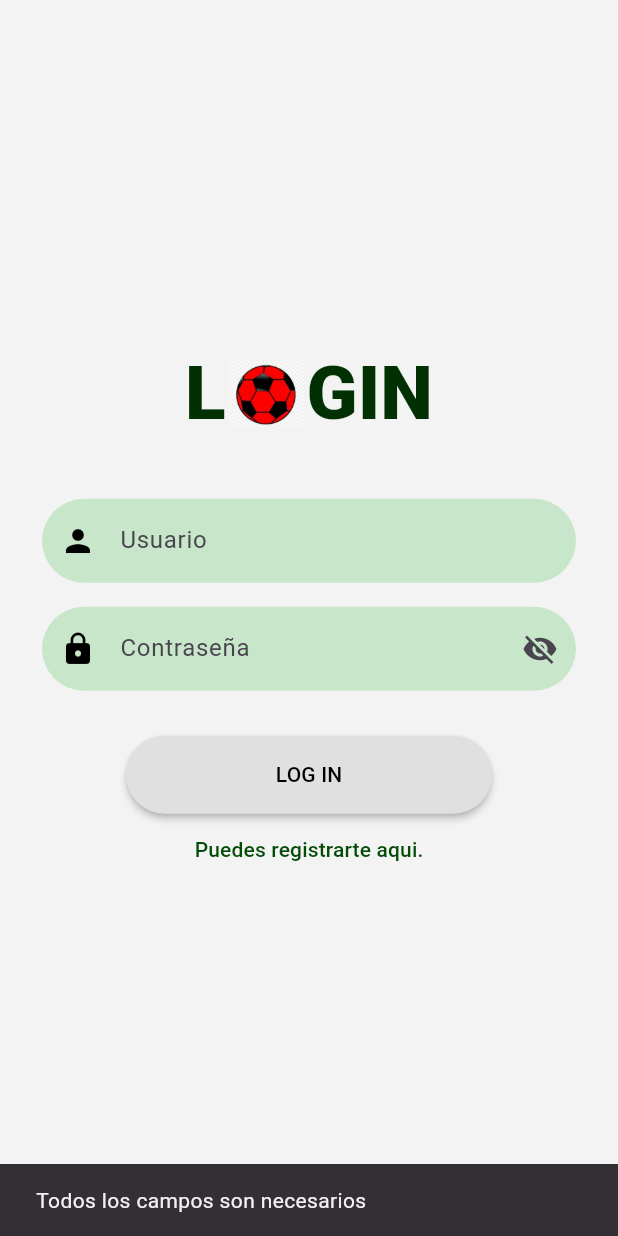
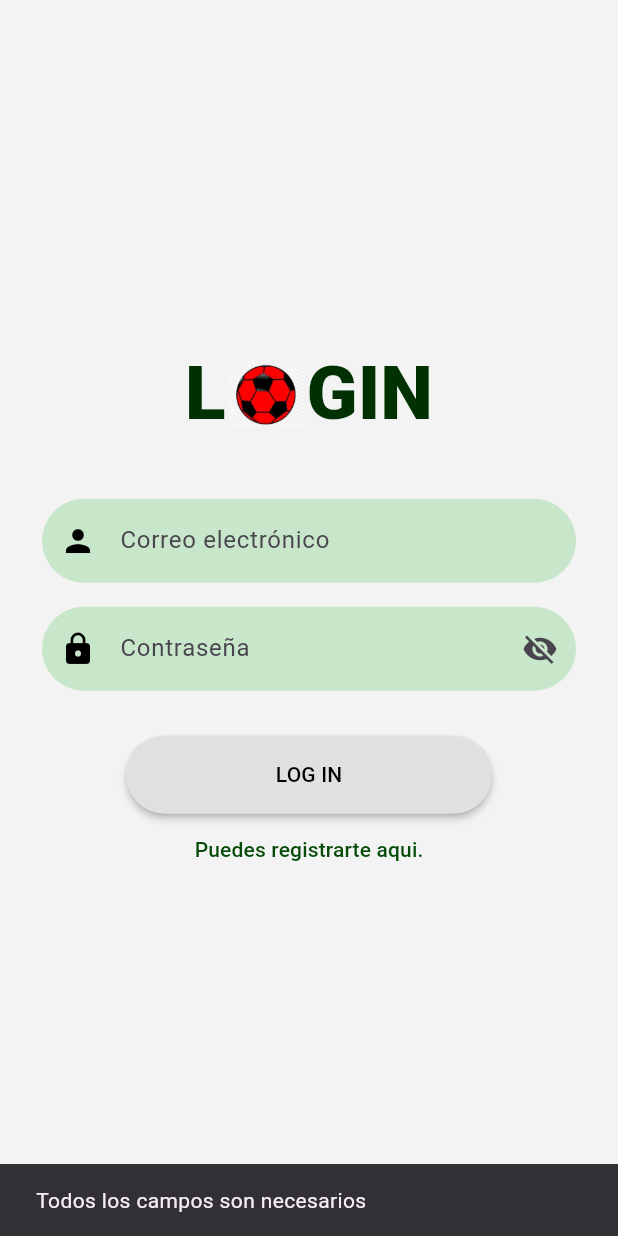
Before and after one commit to EduarVijil/Proyecto_IS513, a Flutter app: the screen it shows after launch, after a tap on "LOG IN", on a phone screen of 412 x 824 dp. Run offline on Flutter 3.47's test engine with Material 3 defaults, Android fonts, the phone set to English and light mode, and no system bars; our stand-ins replace go_router.

Commit message:
validad inicio de sesion y ajustes de snackbar

```diff
--- a/lib/inicio_page.dart
+++ b/lib/inicio_page.dart
@@ -8,6 +8,9 @@ class LoginPage extends StatefulWidget {
   State<LoginPage> createState() => _LoginPageState();
 }
 
+dynamic usuarioCorrecto;
+dynamic contrasenaCorrecta;
+
 class _LoginPageState extends State<LoginPage> {
   final _usuarioController = TextEditingController();
   final _passwordController = TextEditingController();
@@ -15,8 +18,7 @@ class _LoginPageState extends State<LoginPage> {
 
 
 //validaciones
-  final String usuarioCorrecto = 'usuario@correo.com';
-  final String contrasenaCorrecta = '1234567';
+
 
   void validarCampos() {
     String usuario = _usuarioController.text.trim();
@@ -53,7 +55,7 @@ class _LoginPageState extends State<LoginPage> {
 
   void _mostrarMensaje(String mensaje) {
     ScaffoldMessenger.of(context).showSnackBar(
-      SnackBar(content: Text(mensaje)),
+      SnackBar(content: Text(mensaje), duration: Duration(milliseconds: 950),),
     );
   }
 
@@ -96,7 +98,7 @@ class _LoginPageState extends State<LoginPage> {
               _campoTexto(
                 controller: _usuarioController,
                 icono: Icons.person,
-                hint: 'Usuario',
+                hint: 'Correo electrónico',
                 oculto: false,
               ),
               const SizedBox(height: 16),
```
Also changed, not shown: lib/registro_page.dart (+12 -2 lines).
